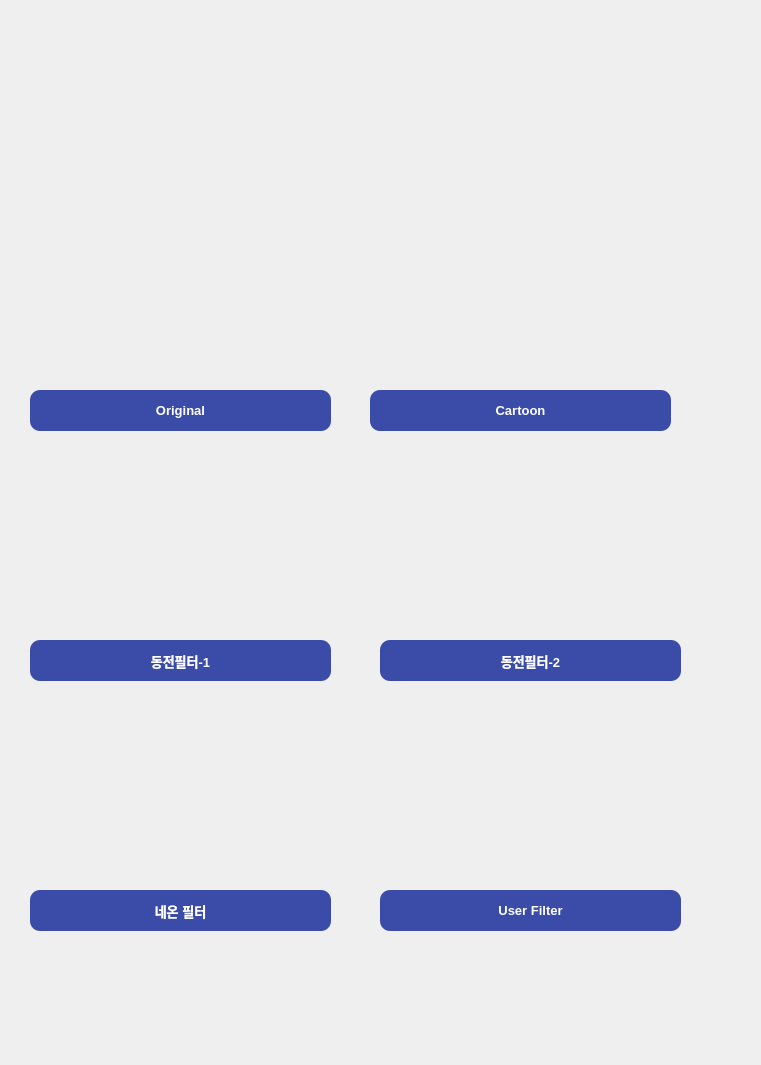
The window that UserFilterCamera-Project/Project/AfterStart_new.ui (Eundding/UserFilterProject) describes before a commit, drawn with Qt 5.
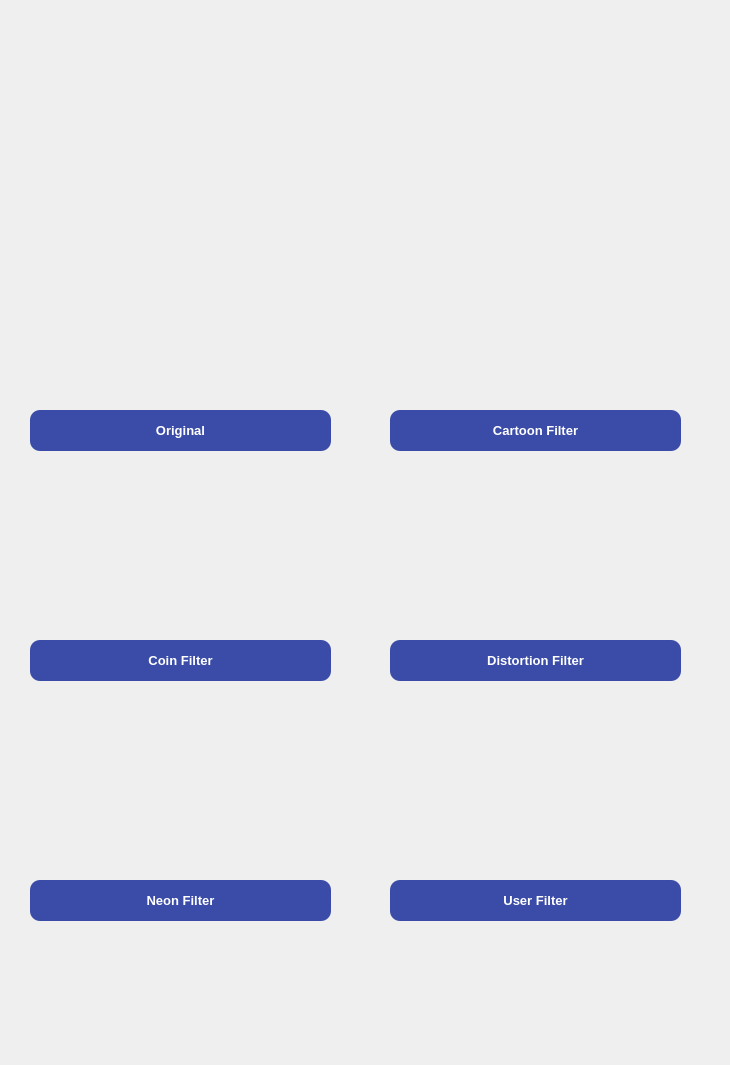
The same window after the commit.

Commit message: 사용자가 선택한 사진을 필터로 적용하기 -> 완성

The edit to the form file:
```diff
--- a/UserFilterCamera-Project/Project/AfterStart_new.ui
+++ b/UserFilterCamera-Project/Project/AfterStart_new.ui
@@ -6,7 +6,7 @@
    <rect>
     <x>0</x>
     <y>0</y>
-    <width>761</width>
+    <width>730</width>
     <height>1065</height>
    </rect>
   </property>
@@ -30,7 +30,7 @@
    <property name="geometry">
     <rect>
      <x>30</x>
-     <y>390</y>
+     <y>410</y>
      <width>301</width>
      <height>41</height>
     </rect>
@@ -64,9 +64,9 @@
   <widget class="QPushButton" name="btn_2">
    <property name="geometry">
     <rect>
-     <x>370</x>
-     <y>390</y>
-     <width>301</width>
+     <x>390</x>
+     <y>410</y>
+     <width>291</width>
      <height>41</height>
     </rect>
    </property>
@@ -93,7 +93,7 @@
 </string>
    </property>
    <property name="text">
-    <string>Cartoon</string>
+    <string>Cartoon Filter</string>
    </property>
   </widget>
   <widget class="QPushButton" name="btn_3">
@@ -128,15 +128,15 @@
 </string>
    </property>
    <property name="text">
-    <string>동전필터-1</string>
+    <string>Coin Filter</string>
    </property>
   </widget>
   <widget class="QPushButton" name="btn_4">
    <property name="geometry">
     <rect>
-     <x>380</x>
+     <x>390</x>
      <y>640</y>
-     <width>301</width>
+     <width>291</width>
      <height>41</height>
     </rect>
    </property>
@@ -163,14 +163,14 @@
 </string>
    </property>
    <property name="text">
-    <string>동전필터-2</string>
+    <string>Distortion Filter</string>
    </property>
   </widget>
   <widget class="QPushButton" name="btn_5">
    <property name="geometry">
     <rect>
      <x>30</x>
-     <y>890</y>
+     <y>880</y>
      <width>301</width>
      <height>41</height>
     </rect>
@@ -198,15 +198,15 @@
 </string>
    </property>
    <property name="text">
-    <string>네온 필터</string>
+    <string>Neon Filter</string>
    </property>
   </widget>
   <widget class="QPushButton" name="btn_6">
    <property name="geometry">
     <rect>
-     <x>380</x>
-     <y>890</y>
-     <width>301</width>
+     <x>390</x>
+     <y>880</y>
+     <width>291</width>
      <height>41</height>
     </rect>
    </property>
```
The commit also changes 12 other files.
